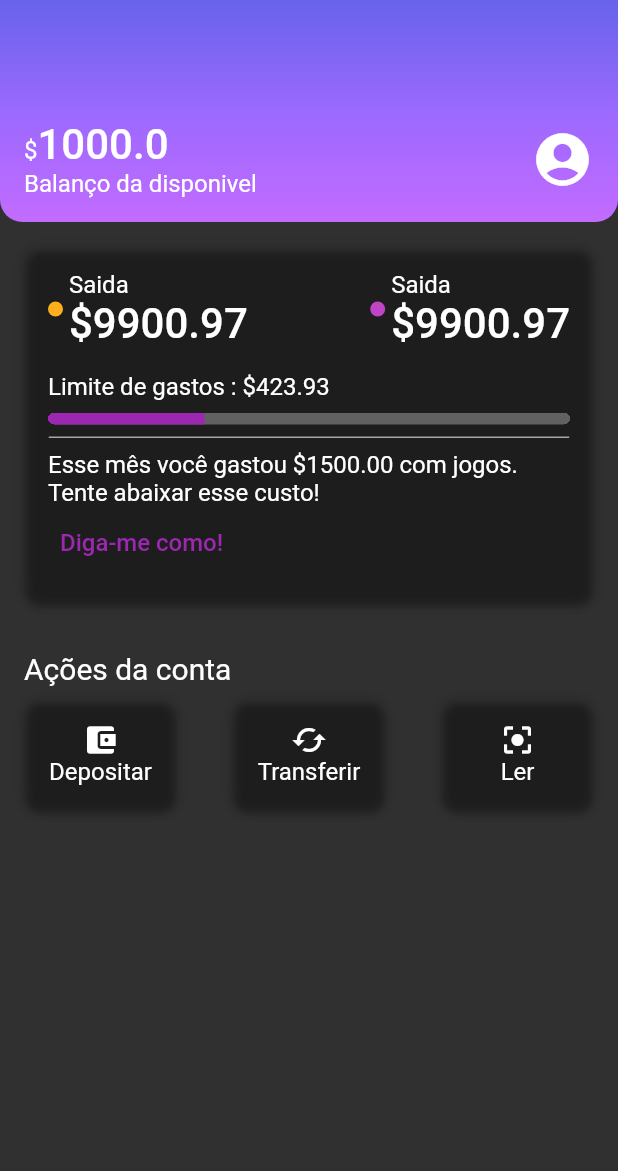
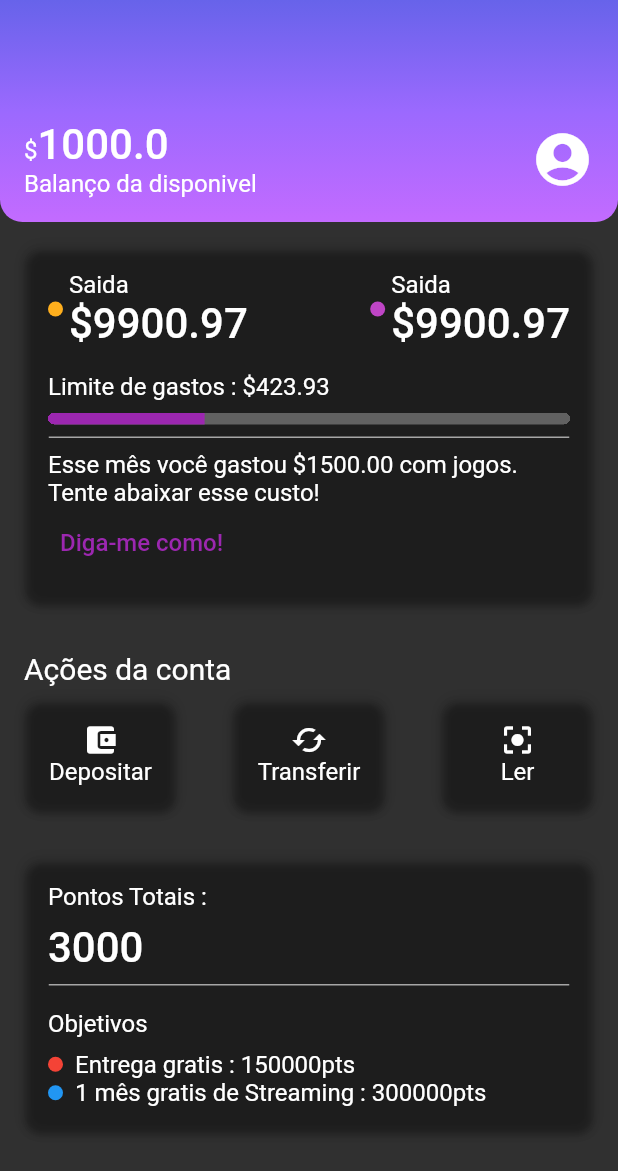
Before and after one commit to Cr-collab/alubank, a Flutter app: the screen it shows after launch, on a phone screen of 412 x 824 dp. Shown: the top 1171 px of the screen. Run offline on Flutter 3.47's test engine with Material 2 defaults, Android fonts, the phone set to English and light mode, and no system bars.

Commit message:
create ponts of account

```diff
--- /dev/null
+++ b/lib/components/sections/accounts_points.dart
@@ -0,0 +1,90 @@
+import 'package:alubank/components/box_card.dart';
+import 'package:alubank/components/color_dot.dart';
+import 'package:alubank/components/content_division.dart';
+import 'package:flutter/cupertino.dart';
+import 'package:flutter/material.dart';
+
+class AccountPoints extends StatelessWidget {
+  const AccountPoints({super.key});
+
+  @override
+  Widget build(BuildContext context) {
+    return Column(
+      children: [
+        Padding(
+          padding: EdgeInsets.all(16),
+          child: BoxCard(
+            boxContent: _AccountPointsContent(),
+          ),
+        ),
+      ],
+    );
+  }
+}
+
+class _AccountPointsContent extends StatelessWidget {
+  const _AccountPointsContent({super.key});
+
+  @override
+  Widget build(BuildContext context) {
+    return Column(
+      crossAxisAlignment: CrossAxisAlignment.start,
+      children: [
+        Padding(
+          padding: const EdgeInsets.only(
+            bottom: 8.0,
+          ),
+          child: Text(
+            'Pontos Totais :',
+            style: Theme.of(context).textTheme.bodyMedium,
+          ),
+        ),
+        Text(
+          "${3000}",
+          style: Theme.of(context).textTheme.bodyLarge,
+        ),
+        Padding(
+          padding: const EdgeInsets.only(
+            top: 8,
+            bottom: 8,
+          ),
+          child: ContentDivision(),
+        ),
+        Padding(
+          padding: const EdgeInsets.only(
+            top: 8,
+            bottom: 8,
+          ),
+          child:
+              Text("Objetivos", style: Theme.of(context).textTheme.bodyMedium),
+        ),
+        Row(
+          children: [
+            Padding(
+              padding: const EdgeInsets.only(
+                right: 8.0,
+              ),
+              child: ColorDot(
+                color: Colors.red,
+              ),
+            ),
+            Text("Entrega gratis : ${150000}pts")
+          ],
+        ),
+        Row(
+          children: [
+            Padding(
+              padding: const EdgeInsets.only(
+                right: 8.0,
+              ),
+              child: ColorDot(
+                color: Colors.blue,
+              ),
+            ),
+            Text("1 mês gratis de Streaming : ${300000}pts")
+          ],
+        )
+      ],
+    );
+  }
+}
--- a/lib/screens/home.dart
+++ b/lib/screens/home.dart
@@ -2,6 +2,7 @@ import 'package:alubank/components/box_card.dart';
 import 'package:alubank/components/color_dot.dart';
 import 'package:alubank/components/content_division.dart';
 import 'package:alubank/components/sections/account_actions.dart';
+import 'package:alubank/components/sections/accounts_points.dart';
 import 'package:alubank/components/sections/header.dart';
 import 'package:alubank/components/sections/recent_activity.dart';
 import 'package:alubank/themes/theme_colors.dart';
@@ -19,6 +20,7 @@ class Home extends StatelessWidget {
           Header(),
           RecentActivity(),
           AccountActions(),
+          AccountPoints()
         ],
       ),
     );
```
